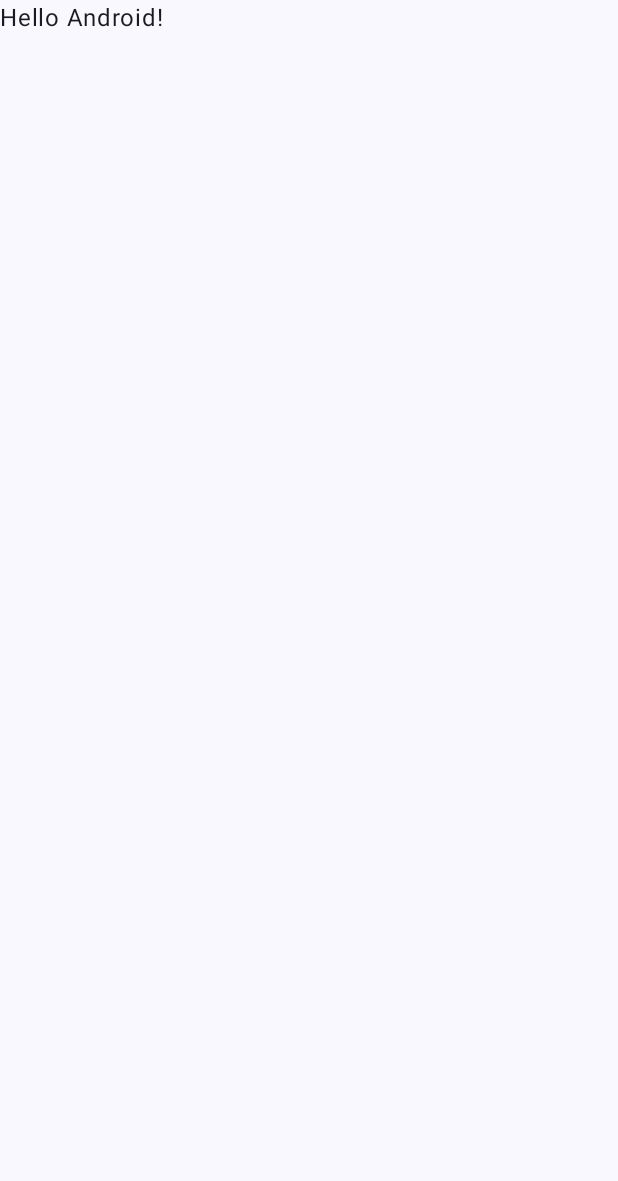
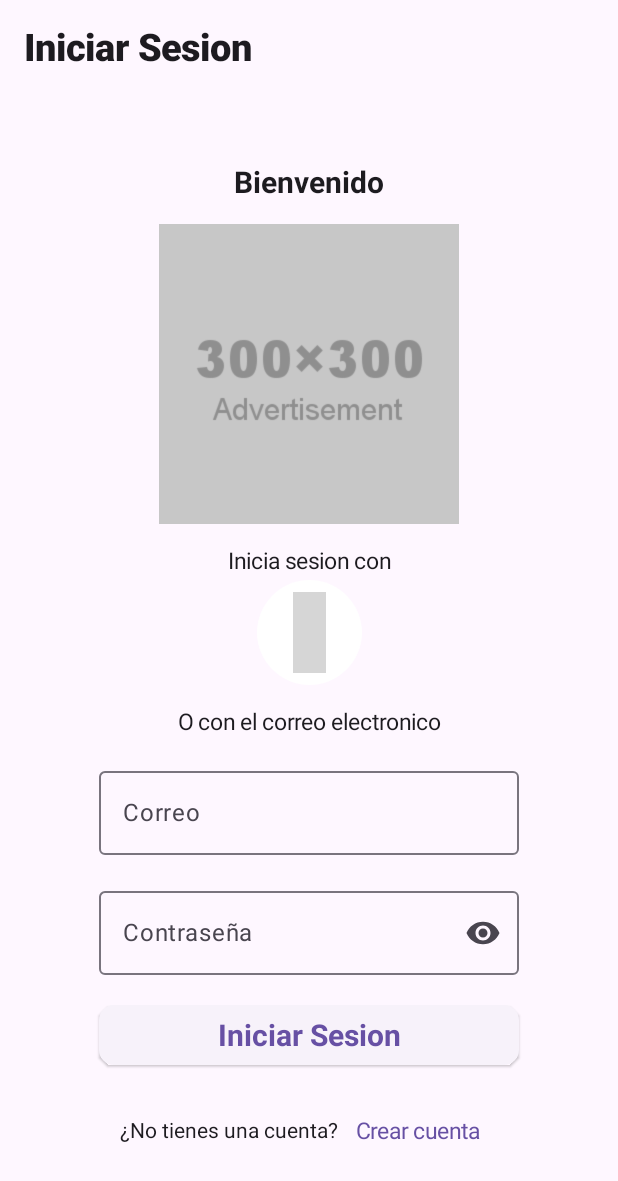
Before and after one commit to EdwardGCB/ShelterMind, an Android app built with Jetpack Compose: the screen it shows after launch (MainActivity), on a phone screen of 412 x 824 dp. Before the commit the part shown is almost empty. Shown: the top 1181 px of the screen. Run offline under Robolectric (Android 15) with nearby library versions, the phone set to English and light mode, and no system bars; pictures from the network do not load; grey boxes are pictures that could not be loaded.

Commit message:
agregacion de dependecias, permisos, login view, singup view y navigaton

```diff
--- a/aplicacion/app/build.gradle.kts
+++ b/aplicacion/app/build.gradle.kts
@@ -50,10 +50,12 @@ android {
 }
 
 dependencies {
+    implementation(libs.androidx.constraintlayout.compose)
     val nav_version = "2.8.0"
-
+    implementation ("androidx.compose.material:material-icons-extended:1.0.5")
     implementation("androidx.navigation:navigation-compose:$nav_version")
     implementation ("io.coil-kt:coil-compose:1.3.2")
+    implementation ("com.google.accompanist:accompanist-coil:0.15.0")
     implementation(libs.androidx.core.ktx)
     implementation(libs.androidx.lifecycle.runtime.ktx)
     implementation(libs.androidx.activity.compose)
--- a/aplicacion/app/src/main/AndroidManifest.xml
+++ b/aplicacion/app/src/main/AndroidManifest.xml
@@ -2,6 +2,7 @@
 <manifest xmlns:android="http://schemas.android.com/apk/res/android"
     xmlns:tools="http://schemas.android.com/tools">
 
+    <uses-permission android:name="android.permission.INTERNET"/>
     <application
         android:allowBackup="true"
         android:dataExtractionRules="@xml/data_extraction_rules"
--- a/aplicacion/app/src/main/java/com/ud/sheltermind/MainActivity.kt
+++ b/aplicacion/app/src/main/java/com/ud/sheltermind/MainActivity.kt
@@ -1,47 +1,22 @@
 package com.ud.sheltermind
 
+import androidx.activity.compose.setContent
+import androidx.activity.enableEdgeToEdge
+import com.ud.sheltermind.views.LoginCompose
 import android.os.Bundle
 import androidx.activity.ComponentActivity
-import androidx.activity.compose.setContent
-import androidx.activity.enableEdgeToEdge
-import androidx.compose.foundation.layout.fillMaxSize
-import androidx.compose.foundation.layout.padding
-import androidx.compose.material3.Scaffold
-import androidx.compose.material3.Text
-import androidx.compose.runtime.Composable
-import androidx.compose.ui.Modifier
-import androidx.compose.ui.tooling.preview.Preview
-import com.ud.sheltermind.ui.theme.ShelterMindTheme
+import androidx.compose.material3.MaterialTheme
+import androidx.compose.material3.Surface
+import com.ud.sheltermind.navigation.AppNavigation
 
 class MainActivity : ComponentActivity() {
     override fun onCreate(savedInstanceState: Bundle?) {
         super.onCreate(savedInstanceState)
         enableEdgeToEdge()
         setContent {
-            ShelterMindTheme {
-                Scaffold(modifier = Modifier.fillMaxSize()) { innerPadding ->
-                    Greeting(
-                        name = "Android",
-                        modifier = Modifier.padding(innerPadding)
-                    )
-                }
+                Surface(color = MaterialTheme.colorScheme.background) {
+                    AppNavigation()
             }
         }
     }
 }
-
-@Composable
-fun Greeting(name: String, modifier: Modifier = Modifier) {
-    Text(
-        text = "Hello $name!",
-        modifier = modifier
-    )
-}
-
-@Preview(showBackground = true)
-@Composable
-fun GreetingPreview() {
-    ShelterMindTheme {
-        Greeting("Android")
-    }
-}
--- /dev/null
+++ b/aplicacion/app/src/main/java/com/ud/sheltermind/componentes/Formulario.kt
@@ -0,0 +1,95 @@
+package com.ud.sheltermind.componentes
+
+import androidx.compose.foundation.Image
+import androidx.compose.foundation.layout.Column
+import androidx.compose.foundation.layout.Spacer
+import androidx.compose.foundation.layout.height
+import androidx.compose.foundation.layout.size
+import androidx.compose.foundation.shape.CircleShape
+import androidx.compose.material.icons.Icons
+import androidx.compose.material.icons.filled.Visibility
+import androidx.compose.material.icons.filled.VisibilityOff
+import androidx.compose.material3.Button
+import androidx.compose.material3.ButtonDefaults
+import androidx.compose.material3.Icon
+import androidx.compose.material3.IconButton
+import androidx.compose.material3.OutlinedTextField
+import androidx.compose.material3.Text
+import androidx.compose.runtime.Composable
+import androidx.compose.runtime.MutableState
+import androidx.compose.runtime.mutableStateOf
+import androidx.compose.runtime.remember
+import androidx.compose.ui.Alignment
+import androidx.compose.ui.Modifier
+import androidx.compose.ui.graphics.Color
+import androidx.compose.ui.res.stringResource
+import androidx.compose.ui.text.TextStyle
+import androidx.compose.ui.text.font.FontWeight
+import androidx.compose.ui.text.input.PasswordVisualTransformation
+import androidx.compose.ui.text.input.VisualTransformation
+import androidx.compose.ui.tooling.preview.Preview
+import androidx.compose.ui.unit.dp
+import androidx.compose.ui.unit.sp
+import coil.annotation.ExperimentalCoilApi
+import coil.compose.rememberImagePainter
+import com.ud.sheltermind.R
+
+@Preview
+@Composable
+fun SocialNetwork() {
+    Column(
+        horizontalAlignment = Alignment.CenterHorizontally
+    ) {
+        Text(
+            stringResource(R.string.social_network),
+            style = TextStyle(
+                fontSize = 15.sp,
+                fontWeight = FontWeight.Normal,
+                //color = Color.Blue
+            )
+        )
+        Spacer(Modifier.height(4.dp))
+        GoogleButton(onClick = { /*TODO*/ })
+    }
+}
+
+@Composable
+fun PassFlied(password: MutableState<String>){
+    val flag = remember {
+        mutableStateOf(false)
+    }
+    OutlinedTextField(
+        value = password.value,
+        onValueChange = { password.value = it },
+        label = { Text(stringResource(R.string.password)) },
+        visualTransformation = if (flag.value) VisualTransformation.None else PasswordVisualTransformation(),
+        trailingIcon = {
+            val image = if (flag.value)
+                Icons.Filled.VisibilityOff
+            else Icons.Filled.Visibility
+
+            IconButton(onClick = { flag.value = !flag.value }) {
+                Icon(imageVector = image, contentDescription = if (flag.value) "Hide password" else "Show password")
+            }
+        }
+    )
+}
+
+//Google button
+@OptIn(ExperimentalCoilApi::class)
+@Composable
+fun GoogleButton(onClick: () -> Unit) {
+    Button(
+        onClick = onClick,
+        shape = CircleShape,
+        colors = ButtonDefaults.buttonColors(containerColor = Color.White),
+        modifier = Modifier.size(70.dp) // Tamaño del botón redondo
+    ) {
+        Image(
+            painter = rememberImagePainter("https://upload.wikimedia.org/wikipedia/commons/thumb/archive/c/c1/20200429221626%21Google_%22G%22_logo.svg/118px-Google_%22G%22_logo.svg.png"),
+            contentDescription = "Google Logo",
+            modifier = Modifier.size(60.dp) // Tamaño del logo dentro del botón
+        )
+        Text(text = "Google")
+    }
+}
--- /dev/null
+++ b/aplicacion/app/src/main/java/com/ud/sheltermind/navigation/Navigation.kt
@@ -0,0 +1,21 @@
+package com.ud.sheltermind.navigation
+
+import androidx.compose.runtime.Composable
+import androidx.navigation.compose.NavHost
+import androidx.navigation.compose.composable
+import androidx.navigation.compose.rememberNavController
+import com.ud.sheltermind.views.LoginCompose
+import com.ud.sheltermind.views.SingUpCompose
+
+@Composable
+fun AppNavigation(){
+    val navController = rememberNavController()
+    NavHost(navController = navController, startDestination = "login"){
+        composable ("login") {
+            LoginCompose(navController)
+        }
+        composable ("singUp") {
+            SingUpCompose(navController)
+        }
+    }
+}
--- a/aplicacion/app/src/main/java/com/ud/sheltermind/views/Login.kt
+++ b/aplicacion/app/src/main/java/com/ud/sheltermind/views/Login.kt
@@ -3,47 +3,171 @@ package com.ud.sheltermind.views
 import androidx.compose.foundation.Image
 import androidx.compose.foundation.layout.Box
 import androidx.compose.foundation.layout.Column
+import androidx.compose.foundation.layout.Row
 import androidx.compose.foundation.layout.Spacer
 import androidx.compose.foundation.layout.fillMaxSize
 import androidx.compose.foundation.layout.height
+import androidx.compose.foundation.layout.padding
+import androidx.compose.foundation.layout.size
 import androidx.compose.foundation.layout.width
+import androidx.compose.foundation.shape.RoundedCornerShape
+import androidx.compose.material.icons.Icons
+import androidx.compose.material3.ElevatedButton
+import androidx.compose.material3.ExperimentalMaterial3Api
+import androidx.compose.material3.Icon
+import androidx.compose.material3.IconButton
+import androidx.compose.material3.OutlinedTextField
+import androidx.compose.material3.Scaffold
 import androidx.compose.material3.Text
+import androidx.compose.material3.TextButton
+import androidx.compose.material3.TopAppBar
 import androidx.compose.runtime.Composable
+import androidx.compose.runtime.MutableState
+import androidx.compose.runtime.mutableStateOf
+import androidx.compose.runtime.remember
 import androidx.compose.ui.Alignment
 import androidx.compose.ui.Modifier
+import androidx.compose.ui.res.painterResource
 import androidx.compose.ui.res.stringResource
+import androidx.compose.ui.text.TextStyle
+import androidx.compose.ui.text.font.FontWeight
 import androidx.compose.ui.tooling.preview.Preview
 import androidx.compose.ui.unit.dp
-import coil.annotation.ExperimentalCoilApi
-import coil.compose.rememberImagePainter
+import androidx.compose.ui.unit.sp
+import androidx.navigation.NavController
+import androidx.navigation.compose.NavHost
+import androidx.navigation.compose.composable
+import androidx.navigation.compose.rememberNavController
 import com.ud.sheltermind.R
+import com.ud.sheltermind.componentes.PassFlied
+import com.ud.sheltermind.componentes.SocialNetwork
 
-@Preview(showBackground = true)
+@Preview
 @Composable
-fun ViewLogin(){
-    Box(
-        modifier = Modifier.fillMaxSize(),
-        contentAlignment = Alignment.Center
-    ) {
-        LoginCompose()
+fun ViewLogin() {
+    val navController = rememberNavController()
+    NavHost(navController = navController, startDestination = "login") {
+        composable("login") {
+            LoginCompose(navController)
+        }
+    }// Coloca tu configuración de navegación aquí
+}
+
+@OptIn(ExperimentalMaterial3Api::class)
+@Composable
+fun LoginCompose(navController: NavController) {
+    val email = remember { mutableStateOf("") }
+    val password = remember { mutableStateOf("") }
+    Scaffold(
+        topBar = {
+            TopAppBar(
+                title = {
+                Text(
+                    stringResource(R.string.login_button),
+                    style = TextStyle(
+                        fontSize = 25.sp,
+                        fontWeight = FontWeight.ExtraBold,
+                        //Modificador de color para el texto
+                        //color = Color.Blue
+                    )
+                )
+            })
+        }
+    ) { innerPadding ->
+        Box(
+            modifier = Modifier
+                .fillMaxSize()
+                .padding(innerPadding),
+            contentAlignment = Alignment.Center
+        ) {
+            Column(horizontalAlignment = Alignment.CenterHorizontally) {
+                Text(
+                    text = stringResource(R.string.login_title),
+                    style = TextStyle(
+                        fontSize = 20.sp,
+                        fontWeight = FontWeight.Bold,
+                        //color = Color.Blue
+                    )
+                )
+                Spacer(modifier = Modifier.height(16.dp))
+                //Imagen del logo vertical
+                Image(
+                    painter = painterResource(R.drawable.logo),
+                    contentDescription = "Logo",
+                    modifier = Modifier
+                        .size(200.dp)
+                )
+                Spacer(modifier = Modifier.height(16.dp))
+                SocialNetwork()
+                Spacer(modifier = Modifier.height(16.dp))
+                Text(
+                    text = stringResource(R.string.login_subtitle),
+                    style = TextStyle(
+                        fontSize = 15.sp,
+                        fontWeight = FontWeight.Normal,
+                        //color = Color.Blue
+                    )
+                )
+                Spacer(modifier = Modifier.height(16.dp))
+                Formulario(email, password, navController)
+                Spacer(modifier = Modifier.height(16.dp))
+                FooterFormulario(navController)
+            }
+        }
     }
 }
 
-@OptIn(ExperimentalCoilApi::class)
 @Composable
-fun LoginCompose(){
-    Column {
-        Spacer(modifier = Modifier.height(16.dp))
+private fun Formulario(
+    email: MutableState<String>,
+    password: MutableState<String>,
+    navController: NavController
+) {
+
+    OutlinedTextField(
+        value = email.value,
+        onValueChange = { email.value = it },
+        label = { Text(stringResource(R.string.email)) }
+    )
+    Spacer(modifier = Modifier.height(16.dp))
+    PassFlied(password)
+    Spacer(modifier = Modifier.height(16.dp))
+    ElevatedButton(
+        onClick = {
+        },
+        modifier = Modifier
+            .width(280.dp),
+        shape = RoundedCornerShape(10.dp)
+    ) {
         Text(
-            stringResource(R.string.login_title)
+            stringResource(R.string.login_button),
+            style = TextStyle(
+                fontSize = 20.sp,
+                fontWeight = FontWeight.Bold,
+                //color = Color.Blue
+            )
         )
-        Spacer(modifier = Modifier.height(16.dp))
-        Image(
-            painter = rememberImagePainter("https://yourimageurl.com/yourimage.jpg"),
-            contentDescription = "Logo",
-            modifier = Modifier.height(100.dp).width(100.dp)
-        )
-        Spacer(modifier = Modifier.height(16.dp))
-
     }
 }
+
+@Composable
+private fun FooterFormulario(navController: NavController) {
+    Row(
+        verticalAlignment = Alignment.CenterVertically
+    ) {
+        Text(stringResource(R.string.login_footer))
+        //Boton para la navegacion hacia SingUp
+        TextButton(onClick = {
+            navController.navigate("singUp")
+        }) {
+            Text(
+                stringResource(R.string.href_crear_cuenta),
+                style = TextStyle(
+                    fontSize = 15.sp,
+                    fontWeight = FontWeight.Normal,
+                    //color = Color.Blue
+                )
+            )
+        }
+    }
+}
--- a/aplicacion/app/src/main/res/values/strings.xml
+++ b/aplicacion/app/src/main/res/values/strings.xml
@@ -1,6 +1,19 @@
 <resources>
     <string name="app_name" translatable="false">ShelterMind</string>
+
     <string name="login_title" translatable="false">Bienvenido</string>
-    <string name="login_subtitle" translatable="false">O inicia sesion con el correo</string>
-    <string name="social_network" translatable="false">Inicia sesion con una red social</string>
+    <string name="login_subtitle" translatable="false">O con el correo electronico</string>
+    <string name="login_button" translatable="false">Iniciar Sesion</string>
+    <string name="login_footer" translatable="false">¿No tienes una cuenta?</string>
+    <string name="href_crear_cuenta" translatable="false">Crear cuenta</string>
+    <string name="social_network" translatable="false">Inicia sesion con </string>
+    <string name="password" translatable="false">Contraseña</string>
+    <string name="email" translatable="false">Correo</string>
+    <string name="user" translatable="false">Usuario</string>
+    <string name="number" translatable="false">Numero</string>
+
+    <string name="sing_up_button" translatable="false">Crear Cuenta</string>
+    <string name="sing_up_footer" translatable="false">Acepto las</string>
+    <string name="href_politics" translatable="false">Politicas de privacidad</string>
+    <string name="user_type">Seleccionar tipo de usuario</string>
 </resources>
--- a/aplicacion/gradle/libs.versions.toml
+++ b/aplicacion/gradle/libs.versions.toml
@@ -8,6 +8,7 @@ espressoCore = "3.6.1"
 lifecycleRuntimeKtx = "2.8.6"
 activityCompose = "1.9.3"
 composeBom = "2024.04.01"
+constraintlayoutCompose = "1.0.1"
 
 [libraries]
 androidx-core-ktx = { group = "androidx.core", name = "core-ktx", version.ref = "coreKtx" }
@@ -24,6 +25,7 @@ androidx-ui-tooling-preview = { group = "androidx.compose.ui", name = "ui-toolin
 androidx-ui-test-manifest = { group = "androidx.compose.ui", name = "ui-test-manifest" }
 androidx-ui-test-junit4 = { group = "androidx.compose.ui", name = "ui-test-junit4" }
 androidx-material3 = { group = "androidx.compose.material3", name = "material3" }
+androidx-constraintlayout-compose = { group = "androidx.constraintlayout", name = "constraintlayout-compose", version.ref = "constraintlayoutCompose" }
 
 [plugins]
 android-application = { id = "com.android.application", version.ref = "agp" }
```
Also changed, not shown: aplicacion/app/src/main/java/com/ud/sheltermind/componentes/SocialNetwork.kt (deleted, +0 -50 lines), aplicacion/app/src/main/java/com/ud/sheltermind/views/SingUp.kt (added, +258 -0 lines), aplicacion/app/src/main/res/drawable/logo.png (added).
